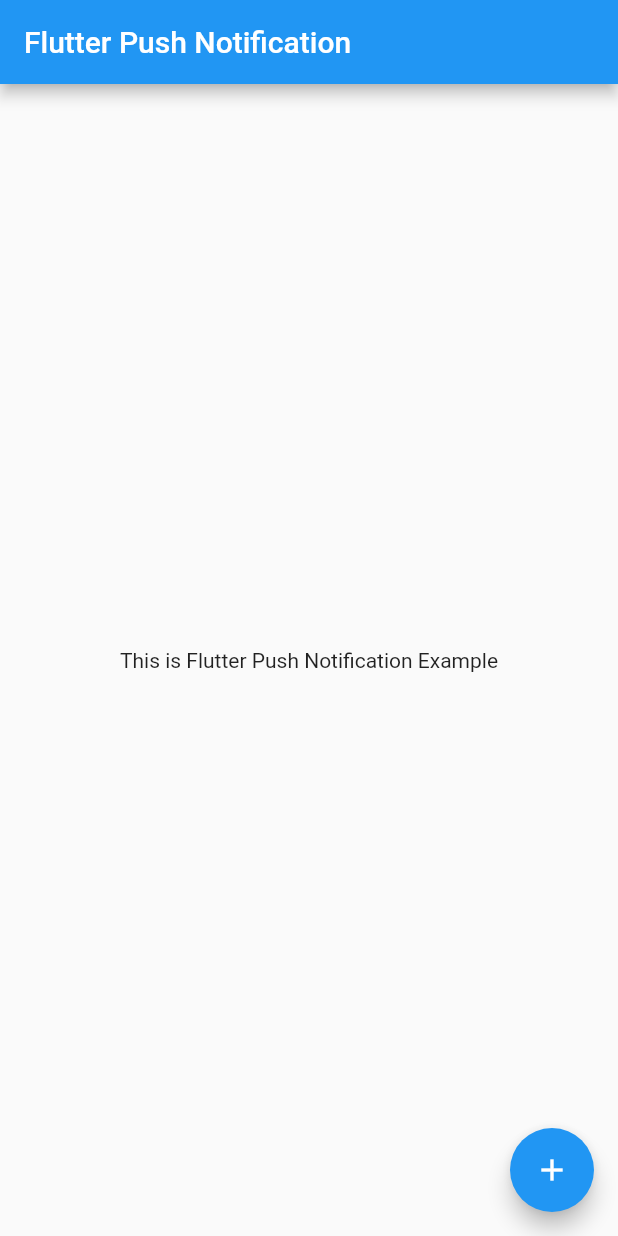
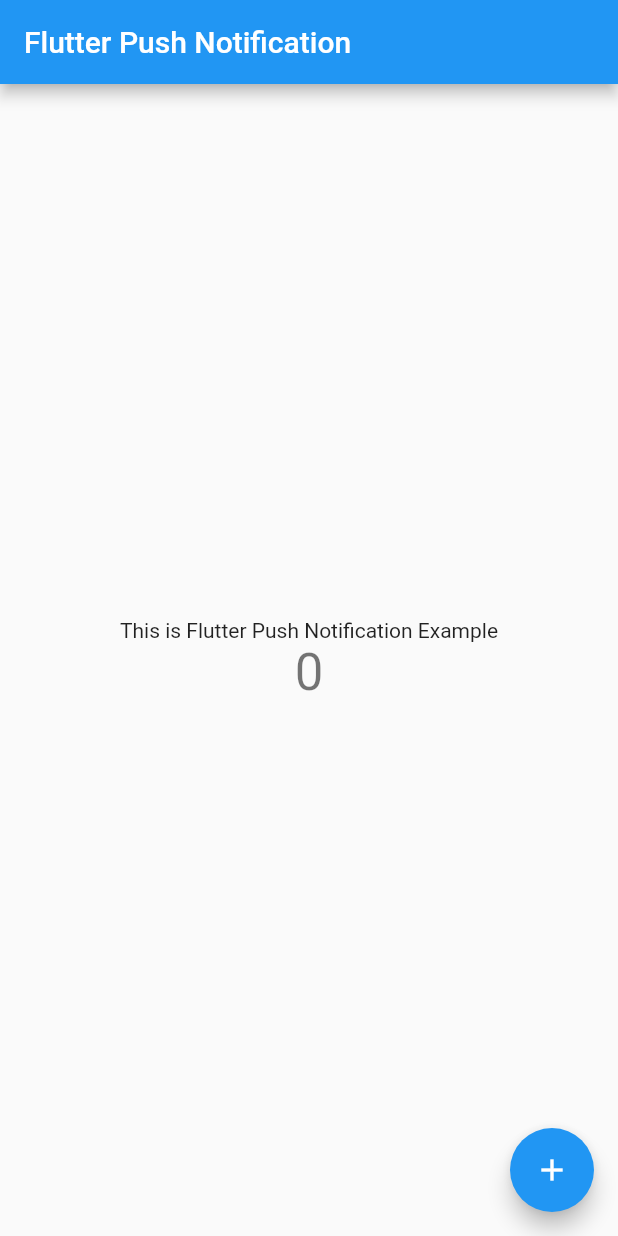
Before and after one commit to veerendra0607/Flutter_push_notification, a Flutter app: the screen it shows after launch, on a phone screen of 412 x 824 dp. Run offline on Flutter 3.47's test engine with Material 2 defaults, Android fonts, the phone set to English and light mode, and no system bars; our stand-ins replace firebase_core, firebase_messaging, flutter_local_notifications; accounts and stored records are empty.

Commit message:
last update

```diff
--- a/lib/main.dart
+++ b/lib/main.dart
@@ -3,6 +3,7 @@
 import 'package:firebase_messaging/firebase_messaging.dart';
 import 'package:flutter_local_notifications/flutter_local_notifications.dart';
 
+//Global Initialization
 const AndroidNotificationChannel channel = AndroidNotificationChannel(
     'high_importance_channel', // id
     'High Importance Notifications', // title
@@ -17,7 +18,7 @@
 // firebase background message handler
 Future<void> _firebaseMessagingBackgroundHandler(RemoteMessage message) async {
   await Firebase.initializeApp();
-  print('A bg message just showed up :  ${message.messageId}');
+  print('A Background message just showed up :  ${message.messageId}');
 }
 
 Future<void> main() async {
@@ -70,7 +71,7 @@
   @override
   void initState() {
     super.initState();
-
+    //  om message app open
     FirebaseMessaging.onMessage.listen((RemoteMessage message) {
       RemoteNotification notification = message.notification;
       AndroidNotification android = message.notification?.android;
@@ -91,7 +92,7 @@
             ));
       }
     });
-
+    //Message for Background
     FirebaseMessaging.onMessageOpenedApp.listen((RemoteMessage message) {
       print('A new messageopen app event was published');
       RemoteNotification notification = message.notification;
@@ -145,10 +146,10 @@
             Text(
               'This is Flutter Push Notification Example',
             ),
-            // Text(
-            //   '$_counter',
-            //   style: Theme.of(context).textTheme.headline4,
-            // ),
+            Text(
+              '$_counter',
+              style: Theme.of(context).textTheme.headline4,
+            ),
           ],
         ),
       ),
```
